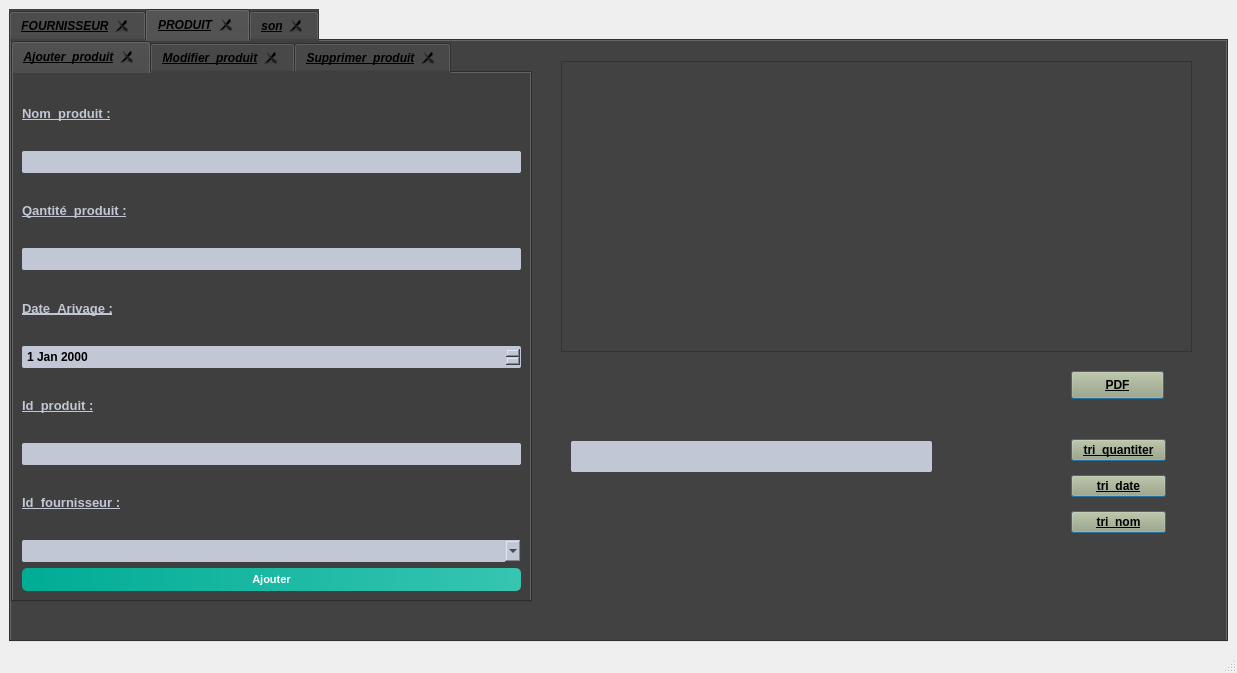
Old version of the form Desktop/projet c++/gra/mainwindow.ui in the repository boubakri-ch/Smart_Factory_2A5.
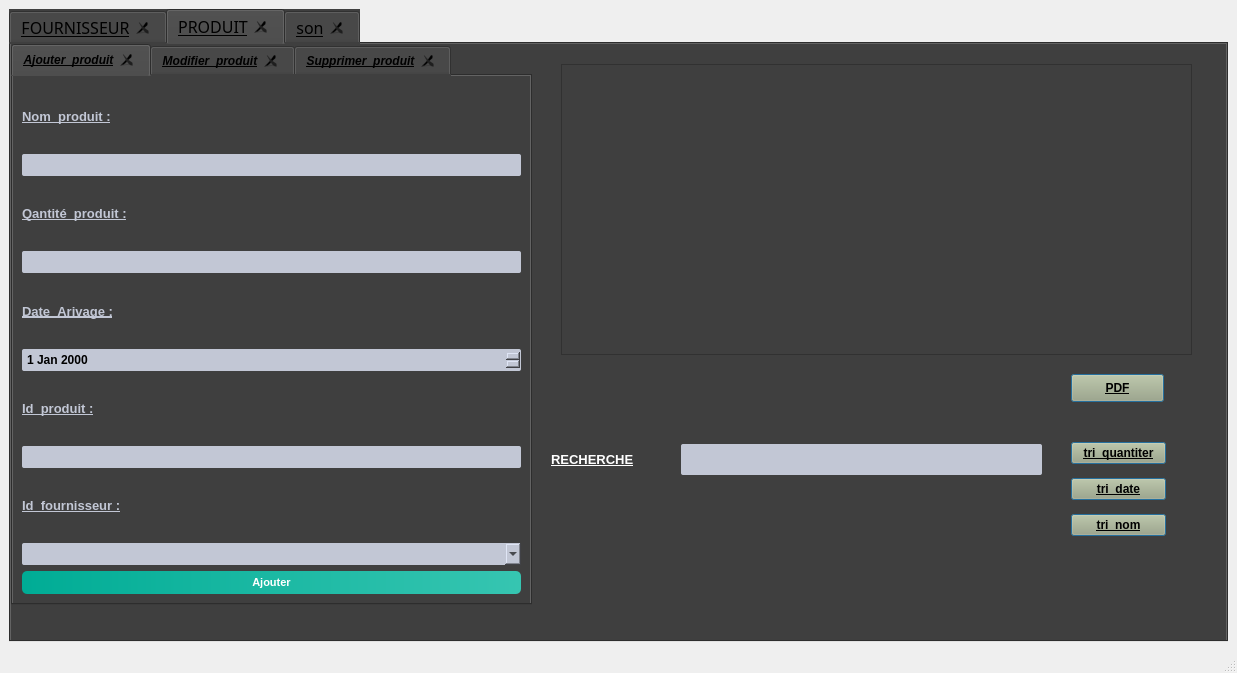
New version of the form. The open tabs and pages were chosen to show the change.

Diff of the .ui file:
```diff
--- a/Desktop/projet c++/gra/mainwindow.ui
+++ b/Desktop/projet c++/gra/mainwindow.ui
@@ -23,9 +23,11 @@
      <widget class="QTabWidget" name="tabWidget">
       <property name="font">
        <font>
-        <weight>75</weight>
-        <italic>true</italic>
-        <bold>true</bold>
+        <family>MV Boli</family>
+        <pointsize>12</pointsize>
+        <weight>50</weight>
+        <italic>false</italic>
+        <bold>false</bold>
         <underline>true</underline>
         <strikeout>false</strikeout>
        </font>
@@ -34,7 +36,7 @@
        <bool>false</bool>
       </property>
       <property name="styleSheet">
-       <string notr="true">background-color: rgb(66, 66, 66);
+       <string notr="true">background-color: rgb(63, 63, 63);
 </string>
       </property>
       <property name="tabPosition">
@@ -1561,7 +1563,7 @@
        <widget class="QLineEdit" name="lineEdit">
         <property name="geometry">
          <rect>
-          <x>560</x>
+          <x>670</x>
           <y>400</y>
           <width>361</width>
           <height>31</height>
@@ -1576,6 +1578,30 @@
 	padding: 3px;</string>
         </property>
        </widget>
+       <widget class="QLabel" name="label_24">
+        <property name="geometry">
+         <rect>
+          <x>540</x>
+          <y>400</y>
+          <width>111</width>
+          <height>31</height>
+         </rect>
+        </property>
+        <property name="font">
+         <font>
+          <pointsize>10</pointsize>
+          <weight>75</weight>
+          <bold>true</bold>
+          <underline>true</underline>
+         </font>
+        </property>
+        <property name="styleSheet">
+         <string notr="true">color: rgb(255, 255, 255);</string>
+        </property>
+        <property name="text">
+         <string>RECHERCHE</string>
+        </property>
+       </widget>
       </widget>
       <widget class="QWidget" name="tab_9">
        <attribute name="title">
```
Left out of the diff: 98 changed lines with no effect on the pictures.
